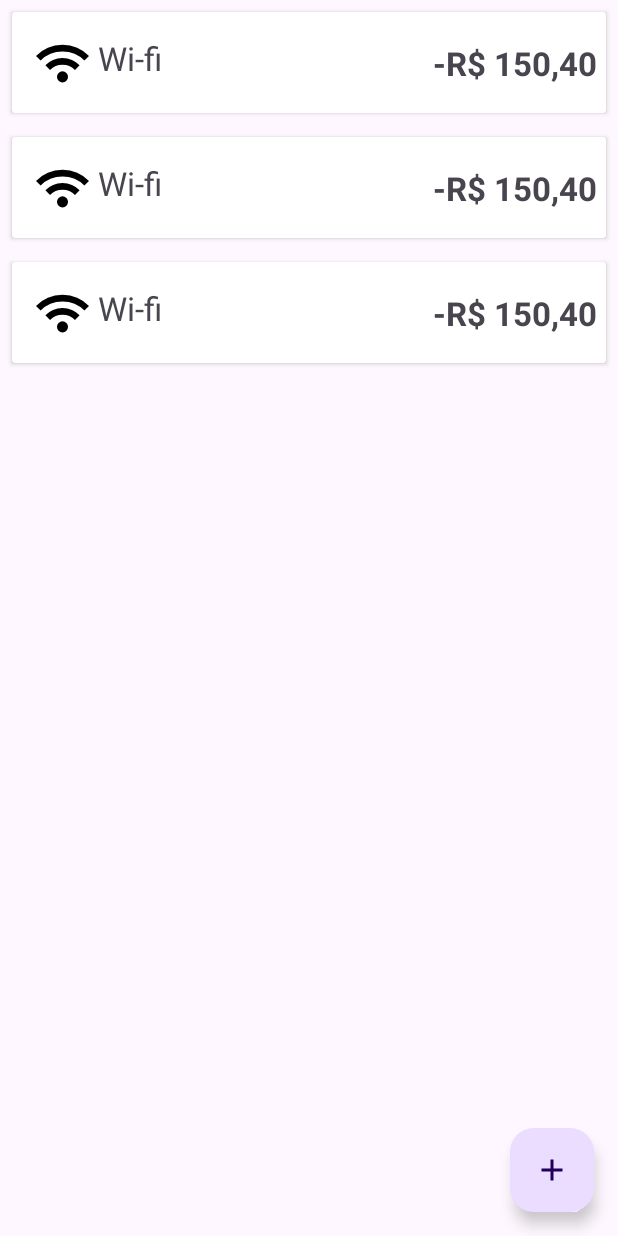
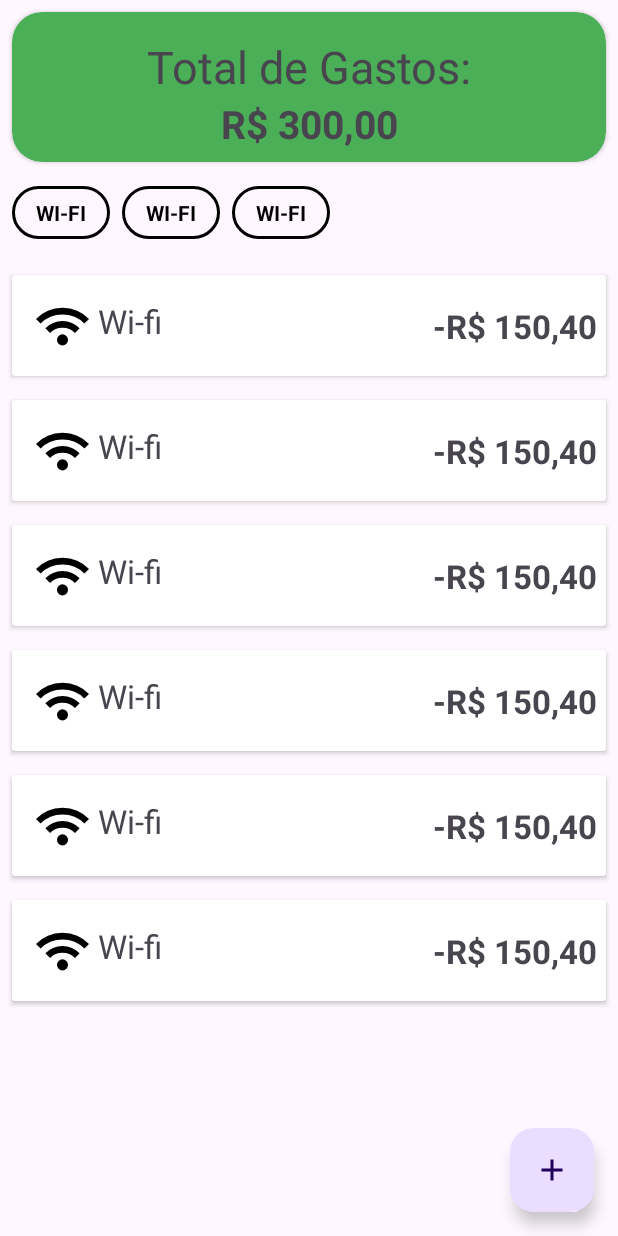
Before and after one commit to carmomariana/FinTrack-Hacksprint, an Android app: the layout activity_main.xml on its own in the app's theme, with its tools: preview values and no code run, on a phone screen of 412 x 824 dp. Run offline under Robolectric (Android 15) with nearby library versions, the phone set to English and light mode, and no system bars.

Commit message:
Categoria vertical

```diff
--- /dev/null
+++ b/app/src/main/res/drawable/filter_chips_background.xml
@@ -0,0 +1,20 @@
+<?xml version="1.0" encoding="utf-8"?>
+<selector xmlns:android="http://schemas.android.com/apk/res/android">
+    <!-- Selected state -->
+    <item android:state_selected="true">
+        <shape android:shape="rectangle">
+            <solid android:color="@color/black" />
+            <corners android:radius="24dp" />
+        </shape>
+        <color android:color="@android:color/white"/>
+    </item>
+
+    <!-- Not selected state -->
+    <item>
+        <shape android:shape="rectangle">
+            <corners android:radius="24dp" />
+            <stroke android:width="2dp" android:color="@color/black" />
+        </shape>
+        <color android:color="@color/black"/>
+    </item>
+</selector>
--- /dev/null
+++ b/app/src/main/res/drawable/filter_text_color.xml
@@ -0,0 +1,7 @@
+<?xml version="1.0" encoding="utf-8"?>
+<selector xmlns:android="http://schemas.android.com/apk/res/android">
+    <!-- Selected state -->
+    <item android:state_selected="true" android:color="@android:color/white" />
+    <!-- Not selected state -->
+    <item android:color="@color/black" />
+</selector>
--- a/app/src/main/res/layout/activity_main.xml
+++ b/app/src/main/res/layout/activity_main.xml
@@ -7,15 +7,73 @@
     android:layout_height="match_parent"
     tools:context=".MainActivity">
 
-    <androidx.recyclerview.widget.RecyclerView
-        android:id="@+id/rv_expense"
+    <LinearLayout
         android:layout_width="match_parent"
         android:layout_height="match_parent"
-        app:layout_constraintBottom_toBottomOf="parent"
-        app:layout_constraintEnd_toEndOf="parent"
-        app:layout_constraintStart_toStartOf="parent"
-        app:layout_constraintTop_toTopOf="parent"
-        tools:listitem="@layout/item_expense"/>
+        android:orientation="vertical">
+
+        <androidx.cardview.widget.CardView
+            android:layout_width="match_parent"
+            android:layout_height="100dp"
+            android:backgroundTint="@color/green"
+            android:layout_margin="8dp"
+            app:cardCornerRadius="20dp">
+
+            <androidx.constraintlayout.widget.ConstraintLayout
+                android:layout_width="match_parent"
+                android:layout_height="match_parent">
+
+                <TextView
+                    android:id="@+id/tv_title"
+                    android:layout_width="match_parent"
+                    android:layout_height="wrap_content"
+                    android:layout_margin="16dp"
+                    android:text="Total de Gastos:"
+                    android:textAlignment="center"
+                    android:textSize="30sp"
+                    app:layout_constraintEnd_toEndOf="parent"
+                    app:layout_constraintStart_toStartOf="parent"
+                    app:layout_constraintTop_toTopOf="parent" />
+
+                <TextView
+                    android:id="@+id/value"
+                    android:layout_width="match_parent"
+                    android:layout_height="wrap_content"
+                    android:layout_margin="16dp"
+                    tools:text="R$ 300,00"
+                    android:textSize="26sp"
+                    android:textStyle="bold"
+                    app:layout_constraintTop_toBottomOf="@+id/tv_title"
+                    android:paddingBottom="8dp"
+                    app:layout_constraintBottom_toBottomOf="parent"
+                    android:textAlignment="center"
+                    />
+            </androidx.constraintlayout.widget.ConstraintLayout>
+
+        </androidx.cardview.widget.CardView>
+
+        <androidx.recyclerview.widget.RecyclerView
+            android:id="@+id/rv_categories"
+            android:layout_width="match_parent"
+            android:layout_height="wrap_content"
+            android:layout_marginTop="16dp"
+            android:layout_margin="8dp"
+            android:orientation="horizontal"
+            app:layoutManager="androidx.recyclerview.widget.LinearLayoutManager"
+            tools:listitem="@layout/item_category" />
+
+        <androidx.recyclerview.widget.RecyclerView
+            android:id="@+id/rv_expense"
+            android:layout_width="match_parent"
+            android:layout_height="match_parent"
+            app:layout_constraintTop_toTopOf="@id/tv_title"
+            app:layout_constraintBottom_toBottomOf="parent"
+            app:layout_constraintEnd_toEndOf="parent"
+            app:layout_constraintStart_toStartOf="parent"
+            tools:itemCount="7"
+            tools:listitem="@layout/item_expense"
+            android:layout_marginTop="8dp"/>
+    </LinearLayout>
 
     <com.google.android.material.floatingactionbutton.FloatingActionButton
         android:id="@+id/button_add"
@@ -24,9 +82,7 @@
         android:contentDescription="null"
         android:src="@drawable/baseline_add"
         android:layout_margin="16dp"
-        android:layout_alignParentEnd="true"
-        android:layout_alignParentBottom="true"
-        app:layout_constraintBottom_toBottomOf="@+id/rv_expense"
+        app:layout_constraintBottom_toBottomOf="parent"
         app:layout_constraintEnd_toEndOf="parent" />
 
 </androidx.constraintlayout.widget.ConstraintLayout>
--- /dev/null
+++ b/app/src/main/res/layout/item_category.xml
@@ -0,0 +1,16 @@
+<?xml version="1.0" encoding="utf-8"?>
+<?xml version="1.0" encoding="utf-8"?>
+<TextView xmlns:android="http://schemas.android.com/apk/res/android"
+    xmlns:tools="http://schemas.android.com/tools"
+    android:id="@+id/tv_category"
+    android:layout_width="wrap_content"
+    android:layout_height="wrap_content"
+    android:layout_marginEnd="8dp"
+    android:background="@drawable/filter_chips_background"
+    android:paddingStart="16dp"
+    android:paddingTop="8dp"
+    android:paddingEnd="16dp"
+    android:paddingBottom="8dp"
+    android:textColor="@drawable/filter_text_color"
+    android:textStyle="bold"
+    tools:text="WI-FI" />
```
